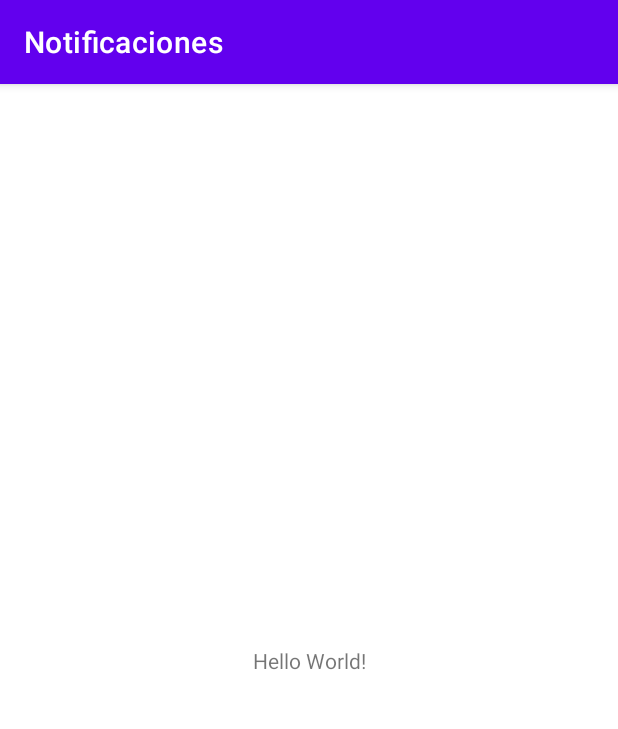
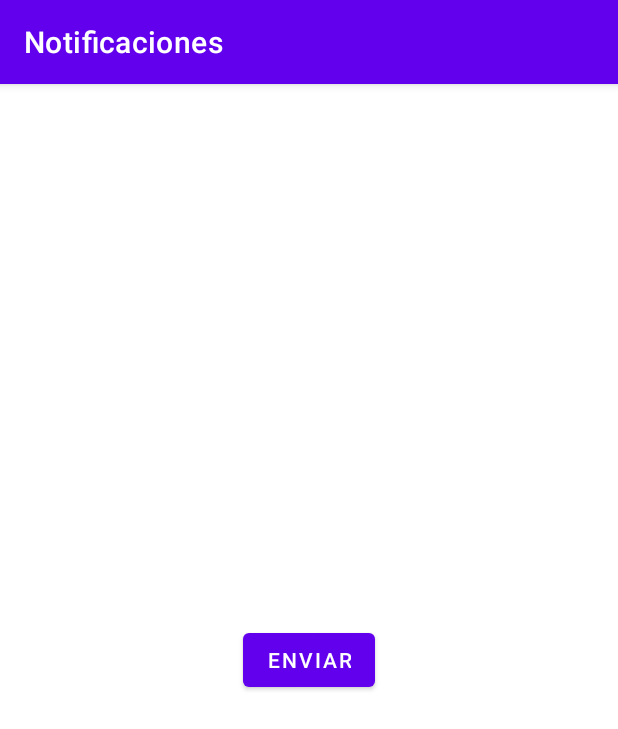
Before and after one commit to AntonioGMtz/notificaciones, an Android app: the screen it shows after launch (MainActivity), on a phone screen of 412 x 824 dp. Shown: the top 729 px of the screen. Run offline under Robolectric (Android 15) with nearby library versions, the phone set to English and light mode, and no system bars.

Commit message:
Adding main interface

```diff
--- a/app/src/main/res/layout/activity_main.xml
+++ b/app/src/main/res/layout/activity_main.xml
@@ -6,10 +6,11 @@
     android:layout_height="match_parent"
     tools:context=".MainActivity">
 
-    <TextView
+    <Button
+        android:id="@+id/btnNotification"
         android:layout_width="wrap_content"
         android:layout_height="wrap_content"
-        android:text="Hello World!"
+        android:text="Enviar"
         app:layout_constraintBottom_toBottomOf="parent"
         app:layout_constraintEnd_toEndOf="parent"
         app:layout_constraintStart_toStartOf="parent"
```
Also changed, not shown: app/src/main/java/com/example/notificaciones/MainActivity.kt (+30 -0 lines).
